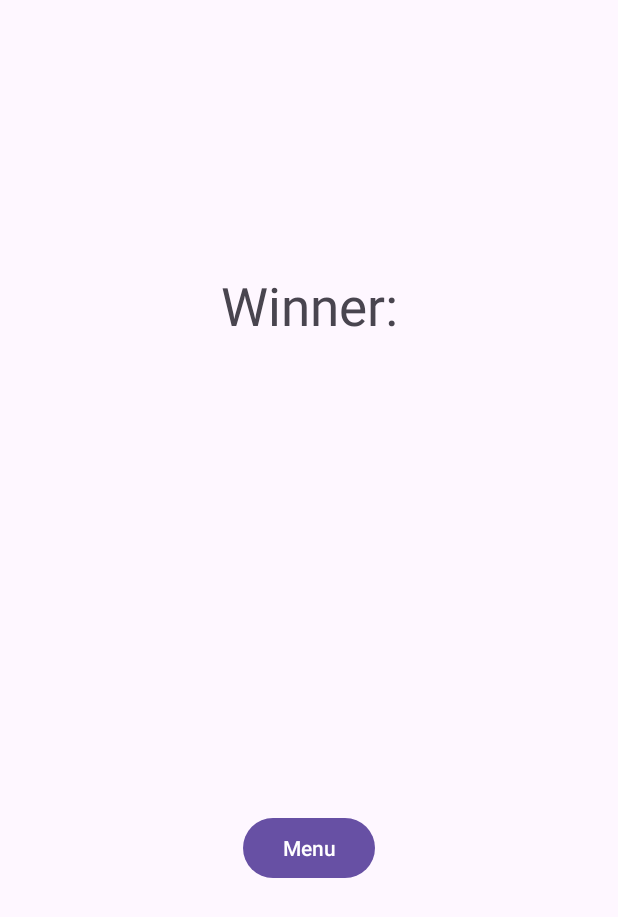
After one commit to mandresik/Darts-Counter, an Android app: the ResultActivity screen opened directly, with no data from a screen before it, on a phone screen of 412 x 824 dp. The commit adds this screen. Shown: the top 917 px of the screen. Run offline under Robolectric (Android 15) with nearby library versions, the phone set to English and light mode, and no system bars; our stand-ins replace data binding; 1 statement that could not run was skipped.

Commit message:
Game result screen
Screen with winner announcement has been added.

```diff
--- a/app/src/main/AndroidManifest.xml
+++ b/app/src/main/AndroidManifest.xml
@@ -23,6 +23,9 @@
             android:name=".screens.SavedGamesActivity"
             android:exported="false" />
         <activity
+            android:name=".screens.ResultActivity"
+            android:exported="false" />
+        <activity
             android:name=".screens.MainActivity"
             android:exported="true">
             <intent-filter>
--- a/app/src/main/java/cz/mandr/dartscounter/screens/CreateGameViewModel.kt
+++ b/app/src/main/java/cz/mandr/dartscounter/screens/CreateGameViewModel.kt
@@ -51,9 +51,11 @@ class CreateGameViewModel() : ViewModel() {
 
     // sets initial score for all players and sets processToGame true
     fun gotoGame(){
-        val score = getScore0()
-        for(i in 0 ..< count) initialScore[i] = score.toString()
-        processToGame.value = true
+        if(count != 0){
+            val score = getScore0()
+            for(i in 0 ..< count) initialScore[i] = score.toString()
+            processToGame.value = true
+        }
     }
 
     // returns initial score
--- a/app/src/main/java/cz/mandr/dartscounter/screens/GameActivity.kt
+++ b/app/src/main/java/cz/mandr/dartscounter/screens/GameActivity.kt
@@ -51,5 +51,14 @@ class GameActivity : AppCompatActivity() {
             }
         })
 
+        viewModel.processToResult.observe(this, { value ->
+            if(value){
+                val intent = Intent(this, ResultActivity::class.java)
+                intent.putExtra("WINNER", viewModel.players[viewModel.currentPlayer])
+                startActivity(intent)
+                viewModel.processToResult.value = false
+            }
+        })
+
     }
 }
--- a/app/src/main/java/cz/mandr/dartscounter/screens/GameViewModel.kt
+++ b/app/src/main/java/cz/mandr/dartscounter/screens/GameViewModel.kt
@@ -28,6 +28,7 @@ class GameViewModel(private val repository: Repository) : ViewModel() {
     var bckColors = Array<MutableLiveData<Int>>(6) { MutableLiveData<Int>() }
 
     var processToMain = MutableLiveData<Boolean>()
+    var processToResult = MutableLiveData<Boolean>()
 
     init {
         setDefaultRecord()
@@ -88,8 +89,8 @@ class GameViewModel(private val repository: Repository) : ViewModel() {
 
     private fun checkWin(score : Int){
         if(score == 0){
-            // win screen
-            Log.d("Game result", "Game win")
+            // win screen, current player is the winner
+            processToResult.value = true
         }
     }
 
--- /dev/null
+++ b/app/src/main/java/cz/mandr/dartscounter/screens/ResultActivity.kt
@@ -0,0 +1,39 @@
+package cz.mandr.dartscounter.screens
+
+import android.content.Intent
+import android.os.Bundle
+import androidx.appcompat.app.AppCompatActivity
+import androidx.lifecycle.ViewModelProvider
+import cz.mandr.dartscounter.databinding.ActivityResultBinding
+
+class ResultActivity : AppCompatActivity() {
+
+    private lateinit var binding: ActivityResultBinding
+    private lateinit var viewModel: ResultViewModel
+
+    override fun onCreate(savedInstanceState: Bundle?) {
+        super.onCreate(savedInstanceState)
+
+        binding = ActivityResultBinding.inflate(layoutInflater)
+        setContentView(binding.root)
+
+        viewModel = ViewModelProvider(this, ResultViewModelFactory())
+            .get(ResultViewModel::class.java)
+
+
+        binding.viewModel = viewModel
+        binding.lifecycleOwner = this
+
+        viewModel.winnerName = intent.getStringExtra("WINNER").toString()
+
+        viewModel.processToMain.observe(this, { value ->
+            if(value){
+                val intent = Intent(this, MainActivity::class.java)
+                startActivity(intent)
+                viewModel.processToMain.value = false
+            }
+        })
+
+    }
+
+}
--- /dev/null
+++ b/app/src/main/java/cz/mandr/dartscounter/screens/ResultViewModel.kt
@@ -0,0 +1,16 @@
+package cz.mandr.dartscounter.screens
+
+import androidx.lifecycle.MutableLiveData
+import androidx.lifecycle.ViewModel
+
+class ResultViewModel() : ViewModel() {
+
+    var winnerName: String = ""
+
+    var processToMain = MutableLiveData<Boolean>()
+
+    fun gotoMain(){
+        processToMain.value = true
+    }
+
+}
--- /dev/null
+++ b/app/src/main/java/cz/mandr/dartscounter/screens/ResultViewModelFactory.kt
@@ -0,0 +1,14 @@
+package cz.mandr.dartscounter.screens
+
+import androidx.lifecycle.ViewModel
+import androidx.lifecycle.ViewModelProvider
+
+class ResultViewModelFactory() : ViewModelProvider.Factory {
+
+    override fun <T : ViewModel> create(modelClass: Class<T>): T {
+        if(modelClass.isAssignableFrom(ResultViewModel::class.java)){
+            return ResultViewModel() as T
+        }
+        throw IllegalArgumentException("Wrong ViewModel class")
+    }
+}
--- /dev/null
+++ b/app/src/main/res/layout/activity_result.xml
@@ -0,0 +1,49 @@
+<?xml version="1.0" encoding="utf-8"?>
+<layout xmlns:app="http://schemas.android.com/apk/res-auto"
+    xmlns:tools="http://schemas.android.com/tools"
+    xmlns:android="http://schemas.android.com/apk/res/android">
+
+    <data>
+        <variable
+            name="viewModel"
+            type="cz.mandr.dartscounter.screens.ResultViewModel" />
+    </data>
+
+    <androidx.constraintlayout.widget.ConstraintLayout
+        android:layout_width="match_parent"
+        android:layout_height="match_parent">
+
+        <TextView
+            android:id="@+id/textView3"
+            android:layout_width="wrap_content"
+            android:layout_height="wrap_content"
+            android:layout_marginTop="180dp"
+            android:text="Winner:"
+            android:textSize="35dp"
+            app:layout_constraintEnd_toEndOf="parent"
+            app:layout_constraintStart_toStartOf="parent"
+            app:layout_constraintTop_toTopOf="parent" />
+
+        <TextView
+            android:id="@+id/textView4"
+            android:layout_width="wrap_content"
+            android:layout_height="wrap_content"
+            android:layout_marginTop="20dp"
+            android:text="@{ viewModel.winnerName }"
+            android:textSize="40dp"
+            app:layout_constraintEnd_toEndOf="parent"
+            app:layout_constraintStart_toStartOf="parent"
+            app:layout_constraintTop_toBottomOf="@+id/textView3" />
+
+        <Button
+            android:id="@+id/button3"
+            android:layout_width="wrap_content"
+            android:layout_height="wrap_content"
+            android:layout_marginTop="240dp"
+            android:text="Menu"
+            android:onClick="@{ () -> viewModel.gotoMain() }"
+            app:layout_constraintEnd_toEndOf="parent"
+            app:layout_constraintStart_toStartOf="parent"
+            app:layout_constraintTop_toBottomOf="@+id/textView4" />
+    </androidx.constraintlayout.widget.ConstraintLayout>
+</layout>
```
